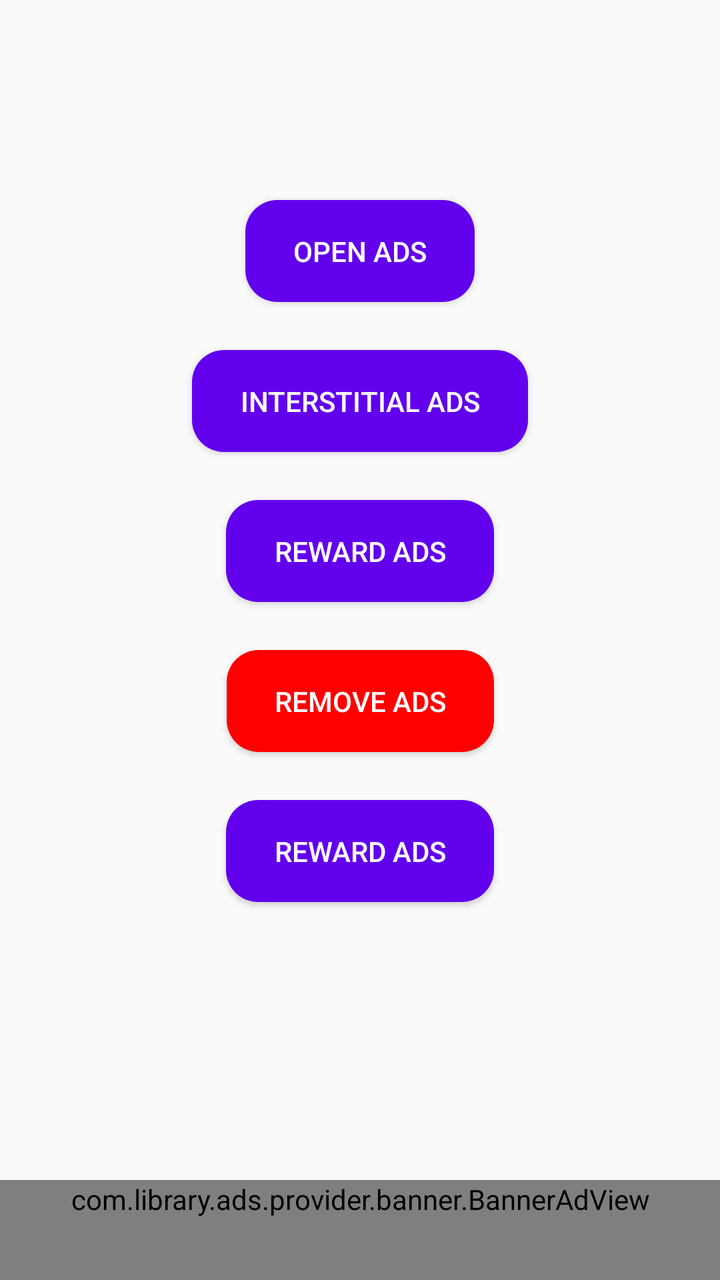
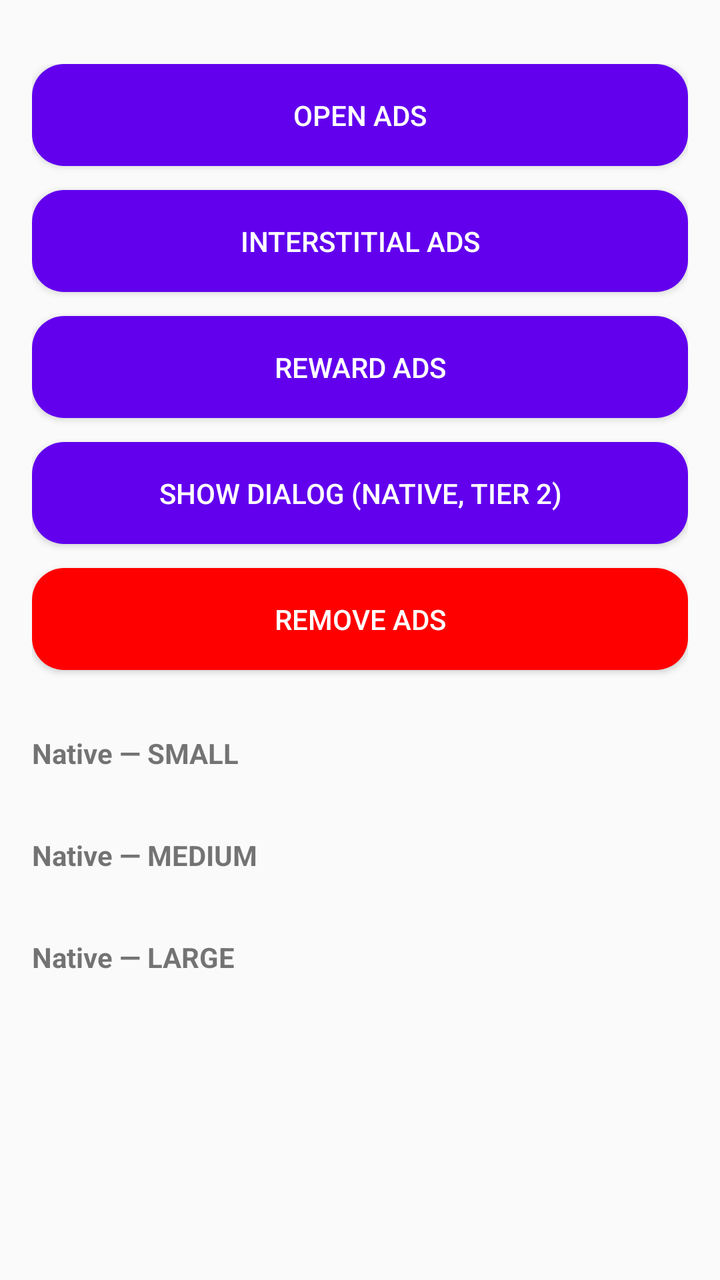

Screens rendered from an Android XML layout before and after an edit, with the pre-edit source and the edit as a unified diff.
<!-- AndroidManifest.xml: activity theme Theme.AdsExample -->
<!-- res/layout/activity_test_ads.xml -->
<?xml version="1.0" encoding="utf-8"?>
<androidx.constraintlayout.widget.ConstraintLayout xmlns:android="http://schemas.android.com/apk/res/android"
    xmlns:app="http://schemas.android.com/apk/res-auto"
    android:layout_width="match_parent"
    android:layout_height="match_parent">

    <androidx.appcompat.widget.AppCompatButton
        android:id="@+id/btn_open_ads"
        android:layout_width="wrap_content"
        android:layout_height="wrap_content"
        android:layout_marginTop="100dp"
        android:background="@drawable/bg_button"
        android:paddingHorizontal="24dp"
        android:paddingVertical="16dp"
        android:text="Open Ads"
        android:textColor="@color/white"
        app:layout_constraintEnd_toEndOf="parent"
        app:layout_constraintStart_toStartOf="parent"
        app:layout_constraintTop_toTopOf="parent" />

    <androidx.appcompat.widget.AppCompatButton
        android:id="@+id/btn_inter_ads"
        android:layout_width="wrap_content"
        android:layout_height="wrap_content"
        android:layout_marginTop="24dp"
        android:background="@drawable/bg_button"
        android:paddingHorizontal="24dp"
        android:paddingVertical="16dp"
        android:text="Interstitial Ads"
        android:textColor="@color/white"
        app:layout_constraintEnd_toEndOf="parent"
        app:layout_constraintStart_toStartOf="parent"
        app:layout_constraintTop_toBottomOf="@id/btn_open_ads" />

    <androidx.appcompat.widget.AppCompatButton
        android:id="@+id/btn_reward_ads"
        android:layout_width="wrap_content"
        android:layout_height="wrap_content"
        android:layout_marginTop="24dp"
        android:background="@drawable/bg_button"
        android:paddingHorizontal="24dp"
        android:paddingVertical="16dp"
        android:text="Reward Ads"
        android:textColor="@color/white"
        app:layout_constraintEnd_toEndOf="parent"
        app:layout_constraintStart_toStartOf="parent"
        app:layout_constraintTop_toBottomOf="@id/btn_inter_ads" />

    <androidx.appcompat.widget.AppCompatButton
        android:id="@+id/btn_show_dialog"
        android:layout_width="wrap_content"
        android:layout_height="wrap_content"
        android:layout_marginTop="24dp"
        android:background="@drawable/bg_button"
        android:paddingHorizontal="24dp"
        android:paddingVertical="16dp"
        android:text="Reward Ads"
        android:textColor="@color/white"
        app:layout_constraintEnd_toEndOf="parent"
        app:layout_constraintStart_toStartOf="parent"
        app:layout_constraintTop_toBottomOf="@id/btn_remove_ads" />

    <androidx.appcompat.widget.AppCompatButton
        android:id="@+id/btn_remove_ads"
        android:layout_width="wrap_content"
        android:layout_height="wrap_content"
        android:layout_marginTop="24dp"
        android:background="@drawable/bg_button_red"
        android:paddingHorizontal="24dp"
        android:paddingVertical="16dp"
        android:text="Remove Ads"
        android:textColor="@color/white"
        app:layout_constraintEnd_toEndOf="parent"
        app:layout_constraintStart_toStartOf="parent"
        app:layout_constraintTop_toBottomOf="@id/btn_reward_ads" />

    <FrameLayout
        android:id="@+id/nativeAd"
        android:layout_width="match_parent"
        android:layout_height="wrap_content"
        app:layout_constraintBottom_toTopOf="@id/adBanner"
        app:layout_constraintStart_toStartOf="parent"
        app:layout_constraintEnd_toEndOf="parent"/>
    <com.library.ads.provider.banner.BannerAdView
        android:id="@+id/adBanner"
        android:layout_width="match_parent"
        android:layout_height="wrap_content"
        android:minHeight="50dp"
        app:adUnitIdMax="abc"
        app:admobAdSize="ADAPTIVE"
        app:provider="admob"
        app:layout_constraintBottom_toBottomOf="parent"
        app:layout_constraintEnd_toEndOf="parent"
        app:layout_constraintStart_toStartOf="parent"
        app:maxUseAdaptiveHeight="true" />
</androidx.constraintlayout.widget.ConstraintLayout>
<!-- resources referenced by this layout -->
<resources>
  <color name="white">#FFFFFFFF</color>
  <!-- drawable bg_button (drawable) -->
  <?xml version="1.0" encoding="utf-8"?>
  <shape android:shape="rectangle" xmlns:android="http://schemas.android.com/apk/res/android">
      <corners android:radius="16dp"/>
      <solid android:color="@color/purple_500"/>
  </shape>
  <!-- drawable bg_button_red (drawable) -->
  <?xml version="1.0" encoding="utf-8"?>
  <shape android:shape="rectangle" xmlns:android="http://schemas.android.com/apk/res/android">
      <corners android:radius="16dp"/>
      <solid android:color="@color/gnt_red"/>
  </shape>
  <style name="Theme.AdsExample" parent="Theme.AppCompat.DayNight.NoActionBar" />
  <color name="purple_500">#FF6200EE</color>
  <color name="gnt_red">#FF0000</color>
</resources>

<!-- the commit's change to res/layout/activity_test_ads.xml (unified diff, before → after) -->
@@ -1,96 +1,110 @@
 <?xml version="1.0" encoding="utf-8"?>
-<androidx.constraintlayout.widget.ConstraintLayout xmlns:android="http://schemas.android.com/apk/res/android"
-    xmlns:app="http://schemas.android.com/apk/res-auto"
+<ScrollView xmlns:android="http://schemas.android.com/apk/res/android"
     android:layout_width="match_parent"
-    android:layout_height="match_parent">
+    android:layout_height="match_parent"
+    android:fillViewport="true">
 
-    <androidx.appcompat.widget.AppCompatButton
-        android:id="@+id/btn_open_ads"
-        android:layout_width="wrap_content"
-        android:layout_height="wrap_content"
-        android:layout_marginTop="100dp"
-        android:background="@drawable/bg_button"
-        android:paddingHorizontal="24dp"
-        android:paddingVertical="16dp"
-        android:text="Open Ads"
-        android:textColor="@color/white"
-        app:layout_constraintEnd_toEndOf="parent"
-        app:layout_constraintStart_toStartOf="parent"
-        app:layout_constraintTop_toTopOf="parent" />
-
-    <androidx.appcompat.widget.AppCompatButton
-        android:id="@+id/btn_inter_ads"
-        android:layout_width="wrap_content"
-        android:layout_height="wrap_content"
-        android:layout_marginTop="24dp"
-        android:background="@drawable/bg_button"
-        android:paddingHorizontal="24dp"
-        android:paddingVertical="16dp"
-        android:text="Interstitial Ads"
-        android:textColor="@color/white"
-        app:layout_constraintEnd_toEndOf="parent"
-        app:layout_constraintStart_toStartOf="parent"
-        app:layout_constraintTop_toBottomOf="@id/btn_open_ads" />
-
-    <androidx.appcompat.widget.AppCompatButton
-        android:id="@+id/btn_reward_ads"
-        android:layout_width="wrap_content"
-        android:layout_height="wrap_content"
-        android:layout_marginTop="24dp"
-        android:background="@drawable/bg_button"
-        android:paddingHorizontal="24dp"
-        android:paddingVertical="16dp"
-        android:text="Reward Ads"
-        android:textColor="@color/white"
-        app:layout_constraintEnd_toEndOf="parent"
-        app:layout_constraintStart_toStartOf="parent"
-        app:layout_constraintTop_toBottomOf="@id/btn_inter_ads" />
-
-    <androidx.appcompat.widget.AppCompatButton
-        android:id="@+id/btn_show_dialog"
-        android:layout_width="wrap_content"
-        android:layout_height="wrap_content"
-        android:layout_marginTop="24dp"
-        android:background="@drawable/bg_button"
-        android:paddingHorizontal="24dp"
-        android:paddingVertical="16dp"
-        android:text="Reward Ads"
-        android:textColor="@color/white"
-        app:layout_constraintEnd_toEndOf="parent"
-        app:layout_constraintStart_toStartOf="parent"
-        app:layout_constraintTop_toBottomOf="@id/btn_remove_ads" />
-
-    <androidx.appcompat.widget.AppCompatButton
-        android:id="@+id/btn_remove_ads"
-        android:layout_width="wrap_content"
-        android:layout_height="wrap_content"
-        android:layout_marginTop="24dp"
-        android:background="@drawable/bg_button_red"
-        android:paddingHorizontal="24dp"
-        android:paddingVertical="16dp"
-        android:text="Remove Ads"
-        android:textColor="@color/white"
-        app:layout_constraintEnd_toEndOf="parent"
-        app:layout_constraintStart_toStartOf="parent"
-        app:layout_constraintTop_toBottomOf="@id/btn_reward_ads" />
-
-    <FrameLayout
-        android:id="@+id/nativeAd"
+    <LinearLayout
         android:layout_width="match_parent"
         android:layout_height="wrap_content"
-        app:layout_constraintBottom_toTopOf="@id/adBanner"
-        app:layout_constraintStart_toStartOf="parent"
-        app:layout_constraintEnd_toEndOf="parent"/>
-    <com.library.ads.provider.banner.BannerAdView
-        android:id="@+id/adBanner"
-        android:layout_width="match_parent"
-        android:layout_height="wrap_content"
-        android:minHeight="50dp"
-        app:adUnitIdMax="abc"
-        app:admobAdSize="ADAPTIVE"
-        app:provider="admob"
-        app:layout_constraintBottom_toBottomOf="parent"
-        app:layout_constraintEnd_toEndOf="parent"
-        app:layout_constraintStart_toStartOf="parent"
-        app:maxUseAdaptiveHeight="true" />
-</androidx.constraintlayout.widget.ConstraintLayout>
+        android:orientation="vertical"
+        android:paddingHorizontal="16dp"
+        android:paddingTop="32dp"
+        android:paddingBottom="16dp">
+
+        <androidx.appcompat.widget.AppCompatButton
+            android:id="@+id/btn_open_ads"
+            android:layout_width="match_parent"
+            android:layout_height="wrap_content"
+            android:background="@drawable/bg_button"
+            android:paddingVertical="16dp"
+            android:text="Open Ads"
+            android:textColor="@color/white" />
+
+        <androidx.appcompat.widget.AppCompatButton
+            android:id="@+id/btn_inter_ads"
+            android:layout_width="match_parent"
+            android:layout_height="wrap_content"
+            android:layout_marginTop="12dp"
+            android:background="@drawable/bg_button"
+            android:paddingVertical="16dp"
+            android:text="Interstitial Ads"
+            android:textColor="@color/white" />
+
+        <androidx.appcompat.widget.AppCompatButton
+            android:id="@+id/btn_reward_ads"
+            android:layout_width="match_parent"
+            android:layout_height="wrap_content"
+            android:layout_marginTop="12dp"
+            android:background="@drawable/bg_button"
+            android:paddingVertical="16dp"
+            android:text="Reward Ads"
+            android:textColor="@color/white" />
+
+        <androidx.appcompat.widget.AppCompatButton
+            android:id="@+id/btn_show_dialog"
+            android:layout_width="match_parent"
+            android:layout_height="wrap_content"
+            android:layout_marginTop="12dp"
+            android:background="@drawable/bg_button"
+            android:paddingVertical="16dp"
+            android:text="Show Dialog (native, Tier 2)"
+            android:textColor="@color/white" />
+
+        <androidx.appcompat.widget.AppCompatButton
+            android:id="@+id/btn_remove_ads"
+            android:layout_width="match_parent"
+            android:layout_height="wrap_content"
+            android:layout_marginTop="12dp"
+            android:background="@drawable/bg_button_red"
+            android:paddingVertical="16dp"
+            android:text="Remove Ads"
+            android:textColor="@color/white" />
+
+        <androidx.appcompat.widget.AppCompatTextView
+            android:layout_width="wrap_content"
+            android:layout_height="wrap_content"
+            android:layout_marginTop="32dp"
+            android:text="Native — SMALL"
+            android:textStyle="bold" />
+
+        <FrameLayout
+            android:id="@+id/nativeAdSmall"
+            android:layout_width="match_parent"
+            android:layout_height="wrap_content"
+            android:layout_marginTop="8dp" />
+
+        <androidx.appcompat.widget.AppCompatTextView
+            android:layout_width="wrap_content"
+            android:layout_height="wrap_content"
+            android:layout_marginTop="24dp"
+            android:text="Native — MEDIUM"
+            android:textStyle="bold" />
+
+        <FrameLayout
+            android:id="@+id/nativeAdMedium"
+            android:layout_width="match_parent"
+            android:layout_height="wrap_content"
+            android:layout_marginTop="8dp" />
+
+        <androidx.appcompat.widget.AppCompatTextView
+            android:layout_width="wrap_content"
+            android:layout_height="wrap_content"
+            android:layout_marginTop="24dp"
+            android:text="Native — LARGE"
+            android:textStyle="bold" />
+
+        <FrameLayout
+            android:id="@+id/nativeAdLarge"
+            android:layout_width="match_parent"
+            android:layout_height="wrap_content"
+            android:layout_marginTop="8dp" />
+
+        <FrameLayout
+            android:id="@+id/adBanner"
+            android:layout_width="match_parent"
+            android:layout_height="wrap_content"
+            android:layout_marginTop="24dp"
+            android:minHeight="50dp" />
+    </LinearLayout>
+</ScrollView>
<!-- resource entries referenced after the edit -->
@@ -11,10 +11,10 @@
   <?xml version="1.0" encoding="utf-8"?>
   <shape android:shape="rectangle" xmlns:android="http://schemas.android.com/apk/res/android">
       <corners android:radius="16dp"/>
-      <solid android:color="@color/gnt_red"/>
+      <solid android:color="@color/red"/>
   </shape>
   <style name="Theme.AdsExample" parent="Theme.AppCompat.DayNight.NoActionBar" />
   <color name="purple_500">#FF6200EE</color>
-  <color name="gnt_red">#FF0000</color>
+  <color name="red">#FFFF0000</color>
 </resources>
 
